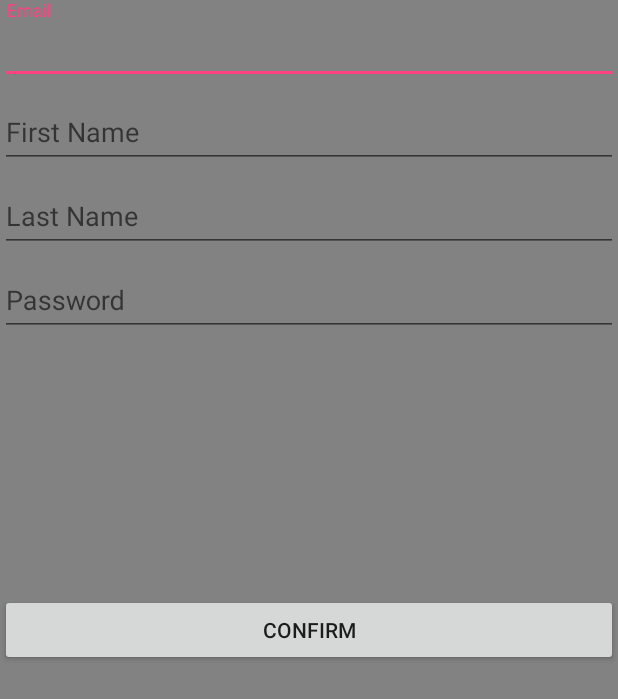
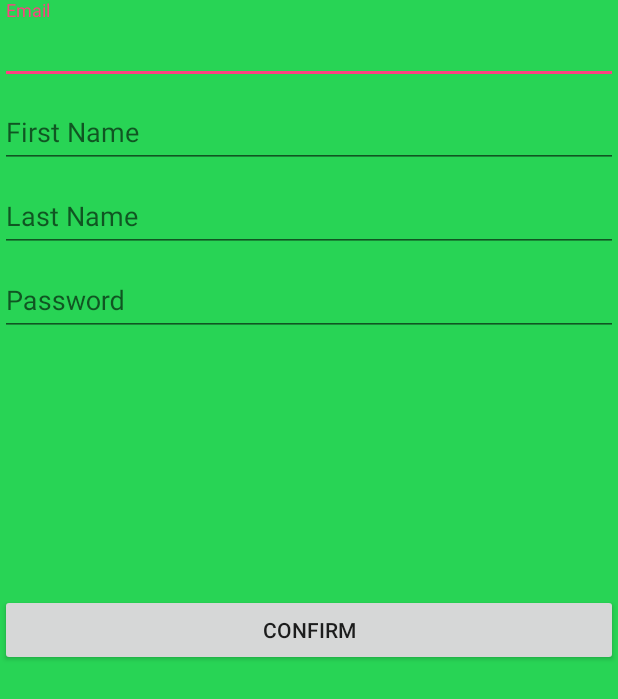
Before and after one commit to sgoldberg1123/HealMePhoney, an Android app: the layout pop_register.xml on its own in the app's theme, with its tools: preview values and no code run, on a phone screen of 412 x 824 dp. Shown: the top 699 px of the screen. Run offline under Robolectric (Android 15) with nearby library versions, the phone set to English and light mode, and no system bars; network calls fail.

Commit message:
changed api call

```diff
--- a/app/src/main/java/uwstout/healmebaby/PopRegister.java
+++ b/app/src/main/java/uwstout/healmebaby/PopRegister.java
@@ -101,7 +101,7 @@ public class PopRegister extends Activity {
 
         StrictMode.setThreadPolicy(policy);
 
-        String url = "http://71.95.85.102/signup";
+        String url = "http://71.95.85.102/api/user/signup";
 
         HttpClient client = new DefaultHttpClient();
         HttpPost post = new HttpPost(url);
--- a/app/src/main/res/layout/pop_register.xml
+++ b/app/src/main/res/layout/pop_register.xml
@@ -3,7 +3,7 @@
     xmlns:tools="http://schemas.android.com/tools"
     android:orientation="vertical" android:layout_width="match_parent"
     android:layout_height="match_parent"
-    android:background="@color/colorPrimaryDark">
+    android:background="@color/colorPrimary">
 
     <android.support.design.widget.TextInputLayout
         android:layout_width="match_parent"
@@ -14,9 +14,11 @@
             android:layout_width="match_parent"
             android:layout_height="wrap_content"
             android:hint="@string/prompt_email"
+            android:textColorHint="@color/colorAccent"
             android:inputType="textEmailAddress"
             android:maxLines="1"
-            android:singleLine="true" />
+            android:singleLine="true"
+            android:textColor="?attr/actionMenuTextColor" />
 
     </android.support.design.widget.TextInputLayout>
 
@@ -57,6 +59,7 @@
             android:layout_width="match_parent"
             android:layout_height="wrap_content"
             android:hint="@string/prompt_password"
+            android:textColor="@color/colorAccent"
             android:imeActionId="@+id/login"
             android:imeOptions="actionUnspecified"
             android:inputType="textPassword"
```
